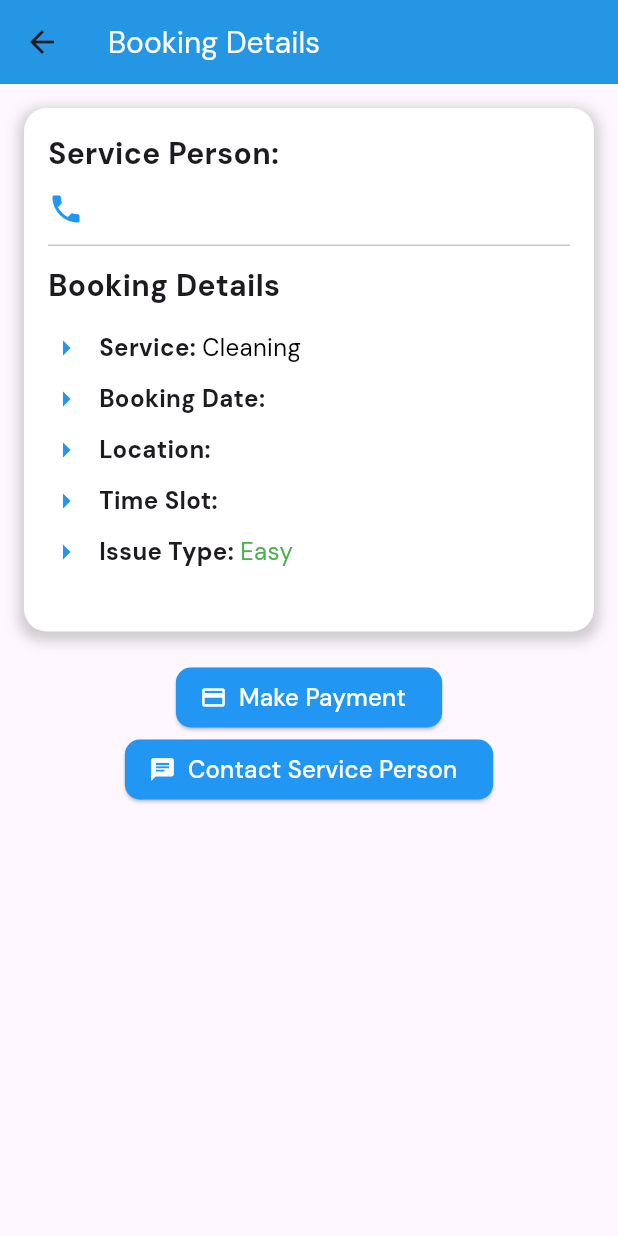
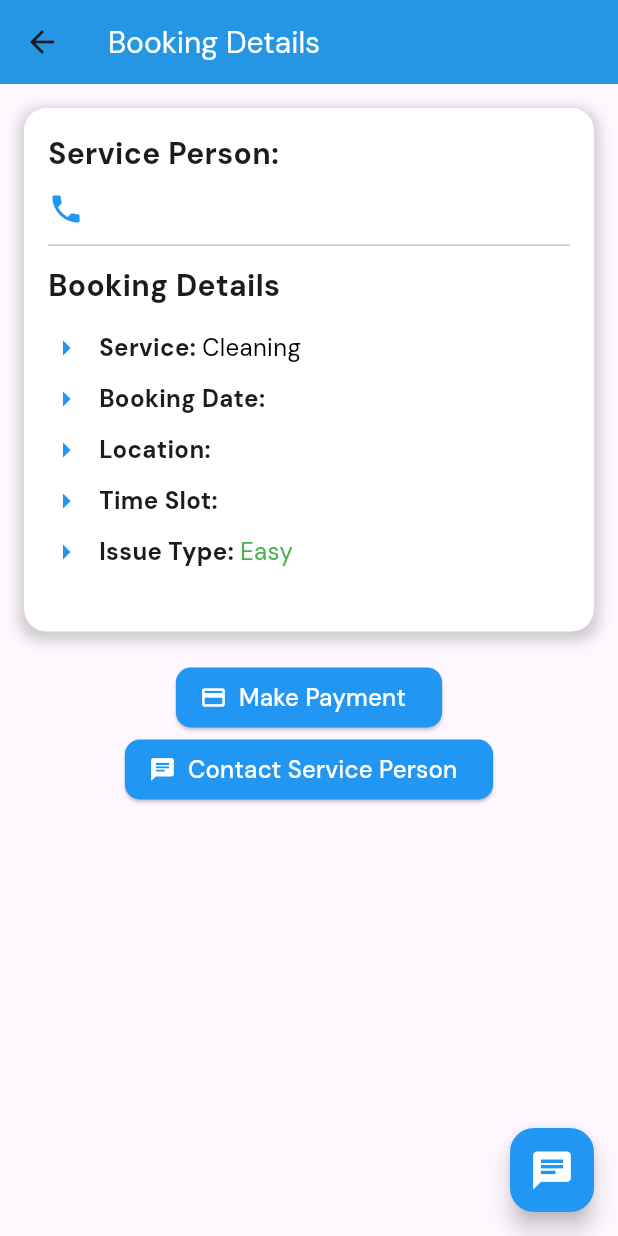
Before and after one commit to helperhive/helperHive, a Flutter app: the MyBookingDetails screen opened directly with empty values, on a phone screen of 412 x 824 dp. Run offline on Flutter 3.47's test engine with Material 3 defaults, Android fonts, the phone set to English and light mode, and no system bars; our stand-ins replace card_swiper, cloud_firestore, delightful_toast, firebase_auth, firebase_core, firebase_storage and 9 more; accounts and stored records are empty; project files that could hold a hidden picture were left out.

```diff
--- a/lib/model/user_model.dart
+++ b/lib/model/user_model.dart
@@ -41,7 +41,7 @@ class UserModel {
 
   static UserModel fromSnapshot(DocumentSnapshot documentSnapshot) {
     var map = documentSnapshot.data() as Map<String, dynamic>;
-    print(map['profileUrl']);
+
     return UserModel(
       uid: map['uid'],
       name: map['name'],
@@ -51,8 +51,8 @@ class UserModel {
           ? Service.user
           : stringToService(map['service']),
       location: map['location'] == '' ? 'Bhimavarm' : map['location'],
-      rating: map['rating'] ?? 0,
-      experience: map['experience'] ?? 0,
+      rating: map['rating'] ?? 0.0,
+      experience: map['experience'] == 0 ? 0.00 : map['experience'] ?? 0.0,
       workingHours: map['workingHours'] ?? {},
       description: map['description'] ?? '',
       profileUrl: map['profileUrl'] == ''
--- a/lib/screens/chats/screens/chat_view.dart
+++ b/lib/screens/chats/screens/chat_view.dart
@@ -15,14 +15,12 @@ class ChatView extends StatelessWidget {
     return Consumer<MessageProvider>(builder: (context, value, _) {
       return Scaffold(
         appBar: AppBar(
-          backgroundColor: blueColor,
+          // backgroundColor: blueColor,
           centerTitle: false,
           title: const Text(
             'Chats',
             style: TextStyle(
-              color: Colors.white,
-              fontSize: 20,
-            ),
+                color: Colors.black, fontSize: 20, fontWeight: FontWeight.bold),
           ),
           actions: [
             IconButton(
--- a/lib/screens/myBookings/screens/my_booking_details.dart
+++ b/lib/screens/myBookings/screens/my_booking_details.dart
@@ -139,6 +139,15 @@ class MyBookingDetails extends StatelessWidget {
           ),
         ),
       ),
+      floatingActionButton: FloatingActionButton(
+        foregroundColor: Colors.white,
+        backgroundColor: Colors.blue,
+        onPressed: () {},
+        child: const Icon(
+          Icons.chat,
+          size: 30,
+        ),
+      ),
     );
   }
 
```
Also changed, not shown: lib/model/service_person.dart (+7 -9 lines).
